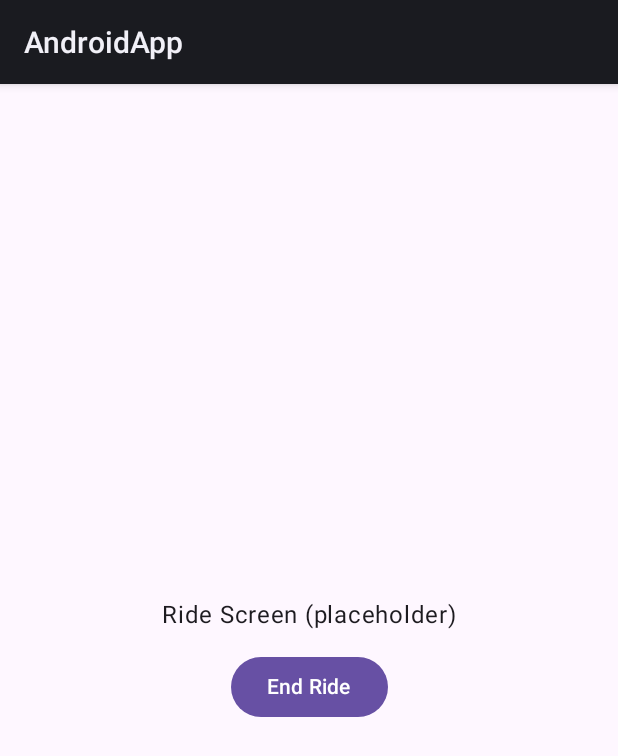
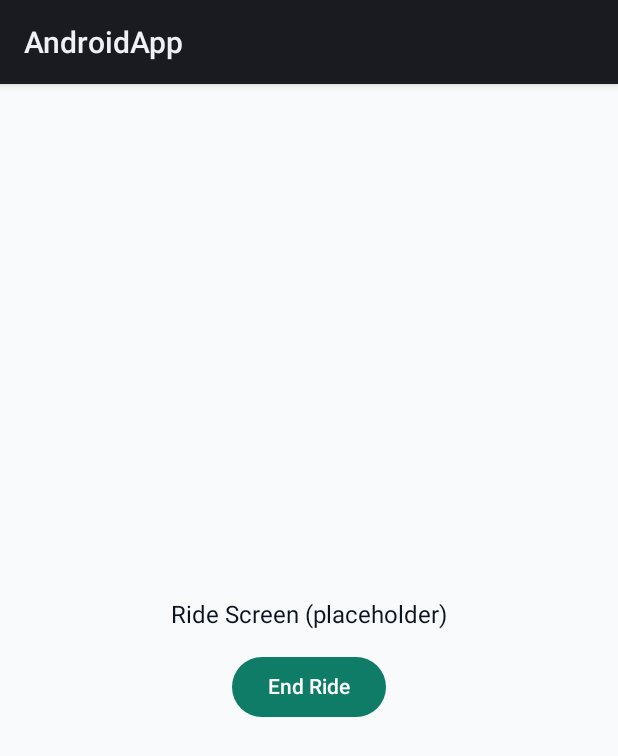
Before and after one commit to sparesparrow/bzeed-mobility, an Android app built with Jetpack Compose: the screen it shows after launch (MainActivity), after a tap on "Start Ride", on a phone screen of 412 x 824 dp. Shown: the top 756 px of the screen. Run offline under Robolectric (Android 15) with nearby library versions, the phone set to English and light mode, and no system bars; our stand-ins replace Dagger/Hilt's generated code; 1 statement that could not run was skipped.

Commit message:
Add visual design system: brand assets, Compose theme, and docs
- Android: Material3 theme (colors, typography) and logo vector, wired into AppRoot.
- Brand: SVG logo, banner, city illustration, and palette guide.
- Docs: brand usage pages (EN + CS).

```diff
--- a/android/app/src/main/java/com/example/app/MainActivity.kt
+++ b/android/app/src/main/java/com/example/app/MainActivity.kt
@@ -3,7 +3,7 @@ package com.example.app
 import android.os.Bundle
 import androidx.activity.ComponentActivity
 import androidx.activity.compose.setContent
-import androidx.compose.material3.MaterialTheme
+import com.example.app.ui.theme.AppTheme
 import androidx.compose.material3.Scaffold
 import androidx.compose.material3.Text
 import androidx.compose.runtime.Composable
@@ -23,7 +23,7 @@ class MainActivity : ComponentActivity() {
 @Composable
 fun AppRoot() {
     val navController = rememberNavController()
-    MaterialTheme {
+    AppTheme {
         Scaffold { _ ->
             AppNavGraph(navController = navController)
         }
--- /dev/null
+++ b/android/app/src/main/java/com/example/app/ui/theme/Color.kt
@@ -0,0 +1,79 @@
+package com.example.app.ui.theme
+
+import androidx.compose.material3.darkColorScheme
+import androidx.compose.material3.lightColorScheme
+import androidx.compose.ui.graphics.Color
+
+val BrandPrimary = Color(0xFF0E7C66) // teal-green
+val BrandOnPrimary = Color(0xFFFFFFFF)
+val BrandPrimaryContainer = Color(0xFFB2F1E1)
+val BrandOnPrimaryContainer = Color(0xFF002019)
+
+val BrandSecondary = Color(0xFFFFB703) // amber
+val BrandOnSecondary = Color(0xFF332200)
+val BrandSecondaryContainer = Color(0xFFFFDE9E)
+val BrandOnSecondaryContainer = Color(0xFF261900)
+
+val BrandTertiary = Color(0xFF3A86FF) // blue
+val BrandOnTertiary = Color(0xFFFFFFFF)
+
+val BrandBackgroundLight = Color(0xFFF8FAFC)
+val BrandOnBackgroundLight = Color(0xFF0B1320)
+val BrandSurfaceLight = Color(0xFFFFFFFF)
+val BrandOnSurfaceLight = Color(0xFF1F2937)
+val BrandSurfaceVariantLight = Color(0xFFE5E7EB)
+val BrandOnSurfaceVariantLight = Color(0xFF374151)
+
+val BrandError = Color(0xFFB00020)
+val BrandOnError = Color(0xFFFFFFFF)
+val BrandOutline = Color(0xFF9CA3AF)
+
+val LightColors = lightColorScheme(
+    primary = BrandPrimary,
+    onPrimary = BrandOnPrimary,
+    primaryContainer = BrandPrimaryContainer,
+    onPrimaryContainer = BrandOnPrimaryContainer,
+    secondary = BrandSecondary,
+    onSecondary = BrandOnSecondary,
+    secondaryContainer = BrandSecondaryContainer,
+    onSecondaryContainer = BrandOnSecondaryContainer,
+    tertiary = BrandTertiary,
+    onTertiary = BrandOnTertiary,
+
+    background = BrandBackgroundLight,
+    onBackground = BrandOnBackgroundLight,
+    surface = BrandSurfaceLight,
+    onSurface = BrandOnSurfaceLight,
+    surfaceVariant = BrandSurfaceVariantLight,
+    onSurfaceVariant = BrandOnSurfaceVariantLight,
+
+    error = BrandError,
+    onError = BrandOnError,
+    outline = BrandOutline,
+)
+
+val DarkColors = darkColorScheme(
+    primary = Color(0xFF86E8D1),
+    onPrimary = Color(0xFF00382D),
+    primaryContainer = Color(0xFF005244),
+    onPrimaryContainer = Color(0xFFB2F1E1),
+
+    secondary = Color(0xFFFFCF66),
+    onSecondary = Color(0xFF3A2A00),
+    secondaryContainer = Color(0xFF5C4600),
+    onSecondaryContainer = Color(0xFFFFDE9E),
+
+    tertiary = Color(0xFF85B6FF),
+    onTertiary = Color(0xFF002E66),
+
+    background = Color(0xFF0B1320),
+    onBackground = Color(0xFFE5E7EB),
+    surface = Color(0xFF111827),
+    onSurface = Color(0xFFE5E7EB),
+    surfaceVariant = Color(0xFF374151),
+    onSurfaceVariant = Color(0xFFC7CBD1),
+
+    error = BrandError,
+    onError = BrandOnError,
+    outline = Color(0xFF6B7280),
+)
--- /dev/null
+++ b/android/app/src/main/java/com/example/app/ui/theme/Theme.kt
@@ -0,0 +1,18 @@
+package com.example.app.ui.theme
+
+import androidx.compose.foundation.isSystemInDarkTheme
+import androidx.compose.material3.MaterialTheme
+import androidx.compose.runtime.Composable
+
+@Composable
+fun AppTheme(
+    useDarkTheme: Boolean = isSystemInDarkTheme(),
+    content: @Composable () -> Unit
+) {
+    val colors = if (useDarkTheme) DarkColors else LightColors
+    MaterialTheme(
+        colorScheme = colors,
+        typography = AppTypography,
+        content = content
+    )
+}
--- /dev/null
+++ b/android/app/src/main/java/com/example/app/ui/theme/Type.kt
@@ -0,0 +1,52 @@
+package com.example.app.ui.theme
+
+import androidx.compose.material3.Typography
+import androidx.compose.ui.text.PlatformTextStyle
+import androidx.compose.ui.text.TextStyle
+import androidx.compose.ui.text.font.FontFamily
+import androidx.compose.ui.text.font.FontWeight
+import androidx.compose.ui.text.style.LineHeightStyle
+import androidx.compose.ui.unit.sp
+
+// Using platform default sans-serif with tuned sizes/weights.
+val AppTypography = Typography(
+    displayLarge = TextStyle(
+        fontFamily = FontFamily.SansSerif,
+        fontWeight = FontWeight.SemiBold,
+        fontSize = 40.sp,
+        lineHeight = 48.sp,
+        platformStyle = PlatformTextStyle(includeFontPadding = false),
+        lineHeightStyle = LineHeightStyle.Default,
+    ),
+    headlineLarge = TextStyle(
+        fontFamily = FontFamily.SansSerif,
+        fontWeight = FontWeight.SemiBold,
+        fontSize = 28.sp,
+        lineHeight = 36.sp,
+        platformStyle = PlatformTextStyle(includeFontPadding = false),
+    ),
+    titleLarge = TextStyle(
+        fontFamily = FontFamily.SansSerif,
+        fontWeight = FontWeight.Medium,
+        fontSize = 20.sp,
+        lineHeight = 28.sp,
+    ),
+    bodyLarge = TextStyle(
+        fontFamily = FontFamily.SansSerif,
+        fontWeight = FontWeight.Normal,
+        fontSize = 16.sp,
+        lineHeight = 24.sp,
+    ),
+    bodyMedium = TextStyle(
+        fontFamily = FontFamily.SansSerif,
+        fontWeight = FontWeight.Normal,
+        fontSize = 14.sp,
+        lineHeight = 20.sp,
+    ),
+    labelLarge = TextStyle(
+        fontFamily = FontFamily.SansSerif,
+        fontWeight = FontWeight.Medium,
+        fontSize = 14.sp,
+        lineHeight = 20.sp,
+    ),
+)
--- /dev/null
+++ b/android/app/src/main/res/drawable/ic_logo.xml
@@ -0,0 +1,16 @@
+<?xml version="1.0" encoding="utf-8"?>
+<vector xmlns:android="http://schemas.android.com/apk/res/android"
+    android:width="48dp"
+    android:height="48dp"
+    android:viewportWidth="48"
+    android:viewportHeight="48">
+    <path
+        android:fillColor="#0E7C66"
+        android:pathData="M8,36 C8,26 16,12 24,12 C32,12 40,26 40,36 L36,36 C36,28 30,16 24,16 C18,16 12,28 12,36 Z" />
+    <path
+        android:fillColor="#FFB703"
+        android:pathData="M22,24 h4 v12 h-4 z" />
+    <path
+        android:fillColor="#3A86FF"
+        android:pathData="M18,36 h12 v4 h-12 z" />
+</vector>
```
Also changed, not shown: 7 other files.
